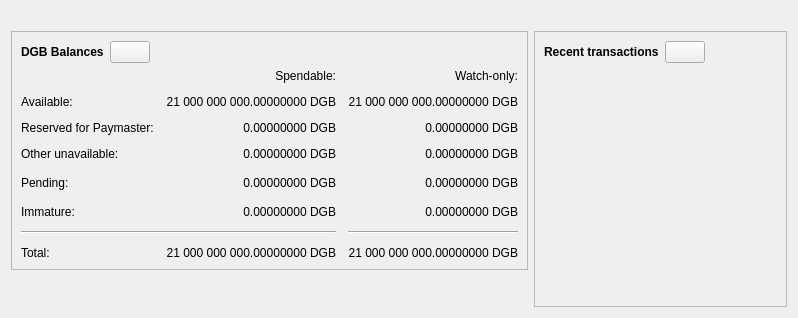
The window that src/qt/forms/overviewpage.ui (Shen/digibyte) describes before a commit, drawn with Qt 5.
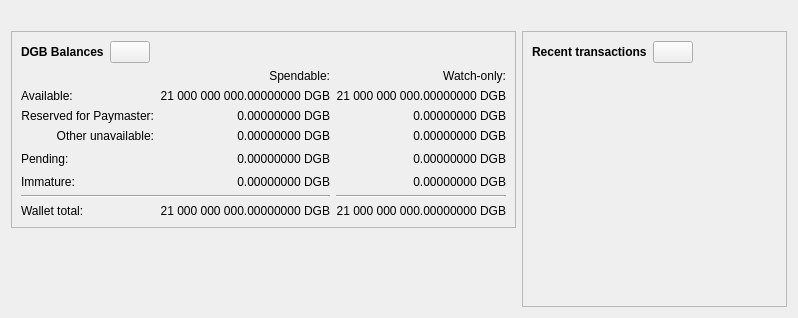
The same window after the commit. Icons and pictures are not drawn. Custom widgets are drawn as their Qt base class.

Commit message:
qt: Align DGB and DigiDollar balance presentation
Use consistent right-aligned balance columns and reserve-row styling in both themes. Remove leading DGB display padding that clips selectable watch-only labels, group DD overview amounts, and distinguish confirmed DD totals from DGB ownership totals.

Validated two selected WalletTests, three DigiDollarWidgetTests, and native Qt previews for both themes, including privacy, watch-only and large balances. Wallet accounting and funding checks are unchanged.

```diff
--- a/src/qt/forms/overviewpage.ui
+++ b/src/qt/forms/overviewpage.ui
@@ -112,7 +112,7 @@
           <item>
            <layout class="QGridLayout" name="gridLayout">
             <property name="spacing">
-             <number>12</number>
+             <number>6</number>
             </property>
             <item row="4" column="2">
              <widget class="QLabel" name="labelWatchPending">
@@ -200,7 +200,7 @@
             <item row="7" column="0">
              <widget class="QLabel" name="labelTotalText">
               <property name="text">
-               <string>Total:</string>
+               <string>Wallet total:</string>
               </property>
              </widget>
             </item>
@@ -357,7 +357,7 @@
              <widget class="QLabel" name="labelPaymasterReservedText">
               <property name="toolTip"><string>DGB dedicated to the Paymaster provider pool, including ready reserves. These coins are unavailable for ordinary payments.</string></property>
               <property name="text"><string>Reserved for Paymaster:</string></property>
-              <property name="alignment"><set>Qt::AlignLeft|Qt::AlignVCenter</set></property>
+              <property name="alignment"><set>Qt::AlignRight|Qt::AlignVCenter</set></property>
              </widget>
             </item>
             <item row="2" column="1">
@@ -378,7 +378,7 @@
              <widget class="QLabel" name="labelOtherUnavailableText">
               <property name="toolTip"><string>Other trusted DGB excluded from automatic coin selection, including manually locked coins. Pending and immature funds are shown separately.</string></property>
               <property name="text"><string>Other unavailable:</string></property>
-              <property name="alignment"><set>Qt::AlignLeft|Qt::AlignVCenter</set></property>
+              <property name="alignment"><set>Qt::AlignRight|Qt::AlignVCenter</set></property>
              </widget>
             </item>
             <item row="3" column="1">
```
The commit also changes 9 other files.
